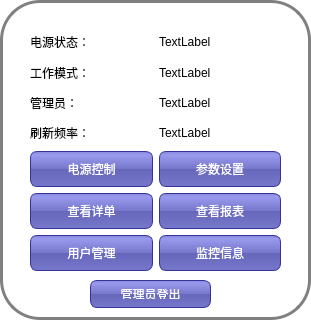
Qt form Master/managercontrolpanel.ui (L-Jay1999/DistributedTemperatureControlSystem) before a commit.
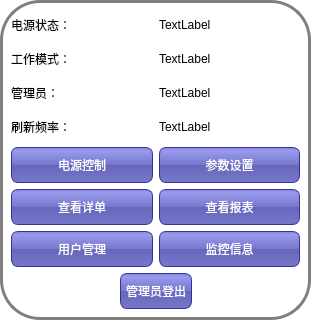
The same form after that commit.

The edit to the form file:
```diff
--- a/Master/managercontrolpanel.ui
+++ b/Master/managercontrolpanel.ui
@@ -38,135 +38,149 @@
 font-size：15px;
 }</string>
   </property>
-  <widget class="QWidget" name="gridLayoutWidget">
-   <property name="geometry">
-    <rect>
-     <x>30</x>
-     <y>30</y>
-     <width>251</width>
-     <height>241</height>
-    </rect>
-   </property>
    <layout class="QGridLayout" name="gridLayout">
-    <item row="6" column="0">
+   <item row="8" column="0">
      <widget class="QPushButton" name="pushButton_user">
       <property name="text">
        <string>用户管理</string>
       </property>
      </widget>
     </item>
-    <item row="5" column="0">
-     <widget class="QPushButton" name="pushButton_detail">
-      <property name="text">
-       <string>查看详单</string>
-      </property>
-     </widget>
-    </item>
     <item row="2" column="0">
-     <widget class="QLabel" name="label_3">
-      <property name="text">
-       <string>管理员：</string>
-      </property>
-     </widget>
-    </item>
-    <item row="4" column="1">
-     <widget class="QPushButton" name="pushButton_parameter">
-      <property name="styleSheet">
-       <string notr="true"/>
-      </property>
-      <property name="text">
-       <string>参数设置</string>
-      </property>
-     </widget>
-    </item>
-    <item row="1" column="0">
-     <widget class="QLabel" name="label_2">
-      <property name="text">
-       <string>工作模式：</string>
-      </property>
-     </widget>
-    </item>
-    <item row="4" column="0">
-     <widget class="QPushButton" name="pushButton_power">
-      <property name="styleSheet">
-       <string notr="true"/>
-      </property>
-      <property name="text">
-       <string>电源控制</string>
-      </property>
-     </widget>
-    </item>
-    <item row="0" column="0">
      <widget class="QLabel" name="label">
       <property name="text">
        <string>电源状态：</string>
       </property>
      </widget>
     </item>
-    <item row="2" column="1">
-     <widget class="QLabel" name="label_manager">
-      <property name="text">
-       <string>TextLabel</string>
-      </property>
-     </widget>
-    </item>
-    <item row="0" column="1">
-     <widget class="QLabel" name="label_power">
-      <property name="text">
-       <string>TextLabel</string>
-      </property>
-     </widget>
-    </item>
-    <item row="1" column="1">
-     <widget class="QLabel" name="label_mode">
-      <property name="text">
-       <string>TextLabel</string>
-      </property>
-     </widget>
-    </item>
     <item row="3" column="0">
+    <widget class="QLabel" name="label_2">
+     <property name="text">
+      <string>工作模式：</string>
+     </property>
+    </widget>
+   </item>
+   <item row="8" column="1">
+    <widget class="QPushButton" name="pushButton_monitor">
+     <property name="text">
+      <string>监控信息</string>
+     </property>
+    </widget>
+   </item>
+   <item row="4" column="1">
+    <widget class="QLabel" name="label_manager">
+     <property name="text">
+      <string>TextLabel</string>
+     </property>
+    </widget>
+   </item>
+   <item row="5" column="0">
      <widget class="QLabel" name="label_4">
       <property name="text">
        <string>刷新频率：</string>
       </property>
      </widget>
     </item>
+   <item row="4" column="0">
+    <widget class="QLabel" name="label_3">
+     <property name="text">
+      <string>管理员：</string>
+     </property>
+    </widget>
+   </item>
     <item row="3" column="1">
-     <widget class="QLabel" name="label_rate">
+    <widget class="QLabel" name="label_mode">
       <property name="text">
        <string>TextLabel</string>
       </property>
      </widget>
     </item>
-    <item row="6" column="1">
-     <widget class="QPushButton" name="pushButton_monitor">
-      <property name="text">
-       <string>监控信息</string>
-      </property>
-     </widget>
-    </item>
     <item row="5" column="1">
+    <widget class="QLabel" name="label_rate">
+     <property name="text">
+      <string>TextLabel</string>
+     </property>
+    </widget>
+   </item>
+   <item row="7" column="1">
      <widget class="QPushButton" name="pushButton_report">
       <property name="text">
        <string>查看报表</string>
       </property>
      </widget>
     </item>
-   </layout>
-  </widget>
+   <item row="2" column="1">
+    <widget class="QLabel" name="label_power">
+     <property name="text">
+      <string>TextLabel</string>
+     </property>
+    </widget>
+   </item>
+   <item row="6" column="0">
+    <widget class="QPushButton" name="pushButton_power">
+     <property name="styleSheet">
+      <string notr="true"/>
+     </property>
+     <property name="text">
+      <string>电源控制</string>
+     </property>
+    </widget>
+   </item>
+   <item row="7" column="0">
+    <widget class="QPushButton" name="pushButton_detail">
+     <property name="text">
+      <string>查看详单</string>
+     </property>
+    </widget>
+   </item>
+   <item row="6" column="1">
+    <widget class="QPushButton" name="pushButton_parameter">
+     <property name="styleSheet">
+      <string notr="true"/>
+     </property>
+     <property name="text">
+      <string>参数设置</string>
+     </property>
+    </widget>
+   </item>
+   <item row="9" column="0" colspan="2">
+    <layout class="QHBoxLayout" name="horizontalLayout_2">
+     <item>
+      <spacer name="horizontalSpacer">
+       <property name="orientation">
+        <enum>Qt::Horizontal</enum>
+       </property>
+       <property name="sizeHint" stdset="0">
+        <size>
+         <width>40</width>
+         <height>20</height>
+        </size>
+       </property>
+      </spacer>
+     </item>
+     <item>
   <widget class="QPushButton" name="pushButton_logout">
-   <property name="geometry">
-    <rect>
-     <x>90</x>
-     <y>280</y>
-     <width>121</width>
-     <height>28</height>
-    </rect>
-   </property>
    <property name="text">
     <string>管理员登出</string>
    </property>
   </widget>
+     </item>
+     <item>
+      <spacer name="horizontalSpacer_2">
+       <property name="orientation">
+        <enum>Qt::Horizontal</enum>
+       </property>
+       <property name="sizeHint" stdset="0">
+        <size>
+         <width>40</width>
+         <height>20</height>
+        </size>
+       </property>
+      </spacer>
+     </item>
+    </layout>
+   </item>
+  </layout>
  </widget>
  <resources/>
  <connections/>
```
Lines whose indentation alone changed are shown as unchanged.
